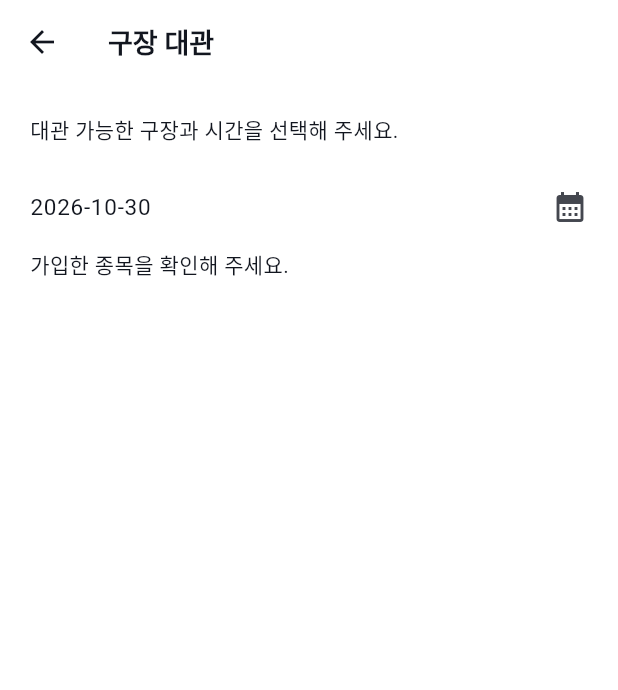
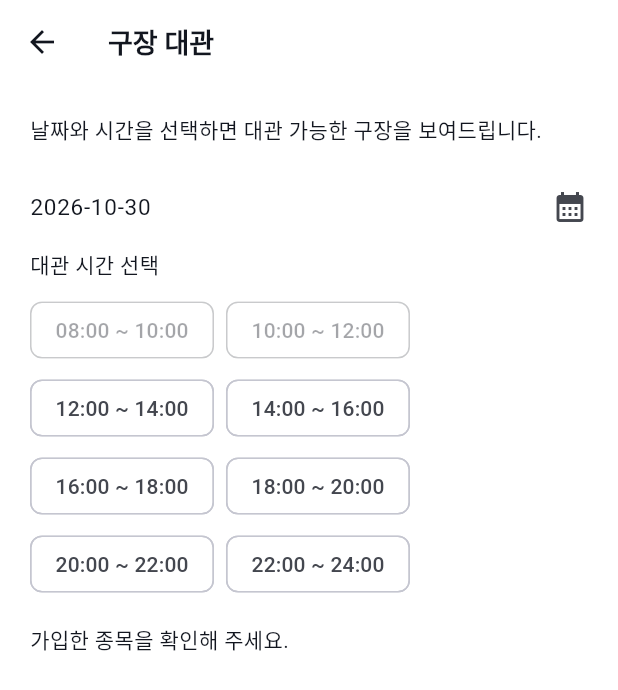
Before and after one commit to Aizeromall/Bootcamp_Gongin_User, a Flutter app: the RentalAvailabilityPage screen opened directly, on a phone screen of 412 x 824 dp. Shown: the top 690 px of the screen. Run offline on Flutter 3.47's test engine with Material 3 defaults, Android fonts, the light colour scheme and no system bars; our stand-ins replace firebase_auth, firebase_core, firebase_messaging, flutter_riverpod, flutter_secure_storage, google_sign_in and 1 more; missing offline and left inert: kakao_flutter_sdk_user, naver_login_sdk; accounts and stored records are empty; network calls fail; Roboto replaces fonts that are missing (IBM Plex Sans KR).

Commit message:
fix: filter ground rentals by selected time

```diff
--- a/lib/view/ground/rental_availability_page.dart
+++ b/lib/view/ground/rental_availability_page.dart
@@ -55,6 +55,7 @@ class _RentalAvailabilityPageState
     extends ConsumerState<RentalAvailabilityPage> {
   DateTime date = DateUtils.dateOnly(DateTime.now());
   int? sport;
+  String? selectedTime;
 
   @override
   Widget build(BuildContext context) {
@@ -75,7 +76,7 @@ class _RentalAvailabilityPageState
       body: ListView(
         padding: const EdgeInsets.all(20),
         children: [
-          const Text('대관 가능한 구장과 시간을 선택해 주세요.'),
+          const Text('날짜와 시간을 선택하면 대관 가능한 구장을 보여드립니다.'),
           const SizedBox(height: 12),
           Wrap(
             spacing: 8,
@@ -99,11 +100,50 @@ class _RentalAvailabilityPageState
                 firstDate: DateUtils.dateOnly(DateTime.now()),
                 lastDate: DateTime.now().add(const Duration(days: 365)),
               );
-              if (chosen != null && mounted) setState(() => date = chosen);
+              if (chosen != null && mounted) {
+                setState(() {
+                  date = chosen;
+                  selectedTime = null;
+                });
+              }
             },
           ),
+          // 수정 일 : 2026-10-30 / 작업자 : 최현준
+          // 서버의 2시간 대관 단위에서 시간을 먼저 고른 뒤 구장 목록을 필터링합니다.
+          const Text('대관 시간 선택'),
+          const SizedBox(height: 8),
+          Wrap(
+            spacing: 8,
+            runSpacing: 4,
+            children: [
+              for (var hour = 8; hour <= 22; hour += 2)
+                ChoiceChip(
+                  key: ValueKey('rental-time-$hour'),
+                  label: Text(
+                    '${hour.toString().padLeft(2, '0')}:00 ~ ${(hour + 2).toString().padLeft(2, '0')}:00',
+                  ),
+                  selected:
+                      selectedTime == '${hour.toString().padLeft(2, '0')}:00',
+                  onSelected:
+                      DateTime(
+                        date.year,
+                        date.month,
+                        date.day,
+                        hour,
+                      ).isAfter(DateTime.now())
+                      ? (_) => setState(
+                          () => selectedTime =
+                              '${hour.toString().padLeft(2, '0')}:00',
+                        )
+                      : null,
+                ),
+            ],
+          ),
+          const SizedBox(height: 16),
           if (selected == null)
             const Text('가입한 종목을 확인해 주세요.')
+          else if (selectedTime == null)
+            const Text('대관 시간을 선택해 주세요.')
           else
             ref
                 .watch(_rentalOptionsProvider(key))
@@ -124,6 +164,9 @@ class _RentalAvailabilityPageState
                   ),
                   data: (options) {
                     final visible = options.where((option) {
+                      if ('${option.slot['rs_time']}' != selectedTime) {
+                        return false;
+                      }
                       final parts = '${option.slot['rs_time']}'.split(':');
                       final hour = int.tryParse(parts.first);
                       final minute = parts.length > 1
@@ -142,7 +185,7 @@ class _RentalAvailabilityPageState
                     if (visible.isEmpty) {
                       return const Padding(
                         padding: EdgeInsets.all(20),
-                        child: Text('선택한 날짜에 대관 가능한 시간이 없습니다.'),
+                        child: Text('선택한 시간에 대관 가능한 구장이 없습니다.'),
                       );
                     }
                     return Column(
@@ -161,6 +204,15 @@ class _RentalAvailabilityPageState
                                 ref
                                     .read(sportProvider.notifier)
                                     .select(selected);
+                                // 목록을 본 뒤 예약 상황이 바뀌었을 수 있어 다시 조회합니다.
+                                ref.invalidate(
+                                  apiDocumentProvider(
+                                    apiQuery(
+                                      '/ground/reservation/slots/${option.ground['g_code']}',
+                                      {'r_date': day(date)},
+                                    ),
+                                  ),
+                                );
                                 await Navigator.push(
                                   context,
                                   MaterialPageRoute<void>(
@@ -168,9 +220,11 @@ class _RentalAvailabilityPageState
                                       ground: option.ground,
                                       rental: true,
                                       initialDate: date,
+                                      initialTime: '${option.slot['rs_time']}',
                                     ),
                                   ),
                                 );
+                                if (!context.mounted) return;
                                 ref.invalidate(_rentalOptionsProvider(key));
                                 ref.invalidate(apiDocumentProvider);
                               },
@@ -186,3 +240,5 @@ class _RentalAvailabilityPageState
   }
 }
 // 최종 수정 일 : 2026-10-30 / 작업자 : 최현준
+// 최종 수정 일 : 2026-10-30 / 작업자 : 최현준 (선택 시간 전달)
+// 최종 수정 일 : 2026-10-30 / 작업자 : 최현준 (시간 선택 후 구장 필터)
```
Also changed, not shown: lib/view/ground/grounds_page.dart (+36 -31 lines), lib/view/reservation/reservation_page.dart (+71 -6 lines), 2 other files.
